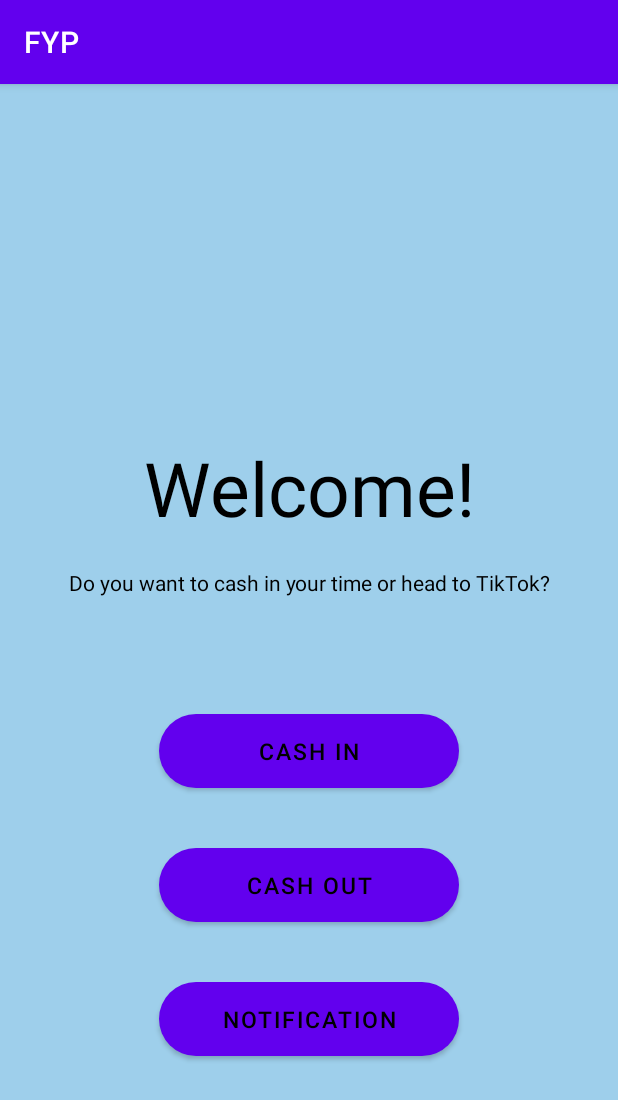
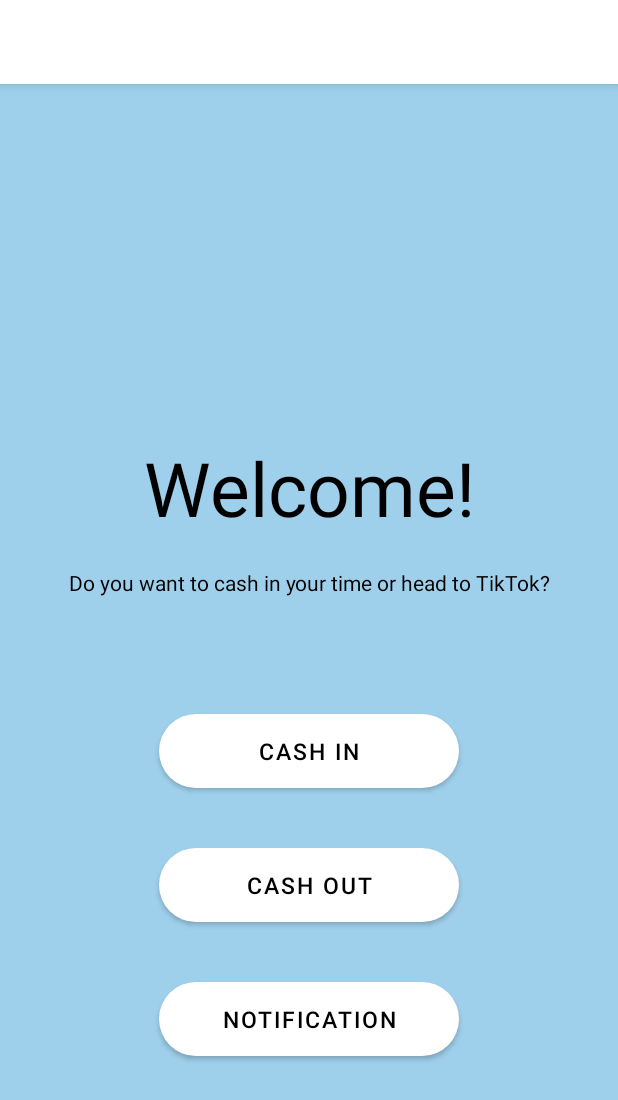
Before and after one commit to samliu000/FYP, an Android app: the screen it shows after launch (MainActivity), on a phone screen of 412 x 824 dp. Shown: the top 1100 px of the screen. Run offline under Robolectric (Android 15) with nearby library versions, the phone set to English and light mode, and no system bars.

Commit message:
adding project.xml & render.experimental.xml

```diff
--- a/app/src/main/res/values/themes.xml
+++ b/app/src/main/res/values/themes.xml
@@ -2,15 +2,16 @@
     <!-- Base application theme. -->
     <style name="Theme.FYP" parent="Theme.MaterialComponents.DayNight.DarkActionBar">
         <!-- Primary brand color. -->
-        <item name="colorPrimary">@color/purple_500</item>
-        <item name="colorPrimaryVariant">@color/purple_700</item>
-        <item name="colorOnPrimary">@color/white</item>
+        <item name="colorPrimary">@color/white</item>
+        <item name="colorPrimaryVariant">@color/black</item>
+        <item name="colorOnPrimary">@color/black</item>
         <!-- Secondary brand color. -->
-        <item name="colorSecondary">@color/teal_200</item>
-        <item name="colorSecondaryVariant">@color/teal_700</item>
+        <item name="colorSecondary">@color/light_blue</item>
+        <item name="colorSecondaryVariant">@color/light_blue</item>
         <item name="colorOnSecondary">@color/black</item>
         <!-- Status bar color. -->
         <item name="android:statusBarColor" tools:targetApi="l">?attr/colorPrimaryVariant</item>
         <!-- Customize your theme here. -->
+        <item name="android:textColor">@color/black</item>
     </style>
 </resources>
```
